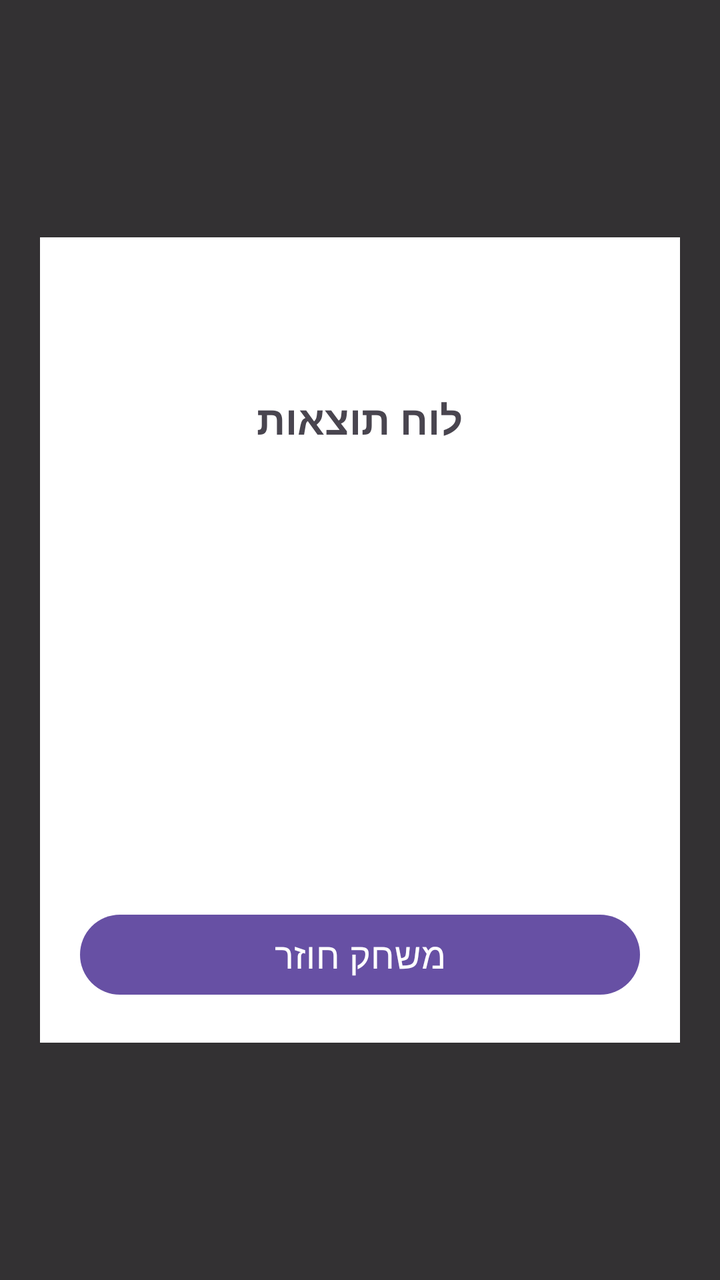
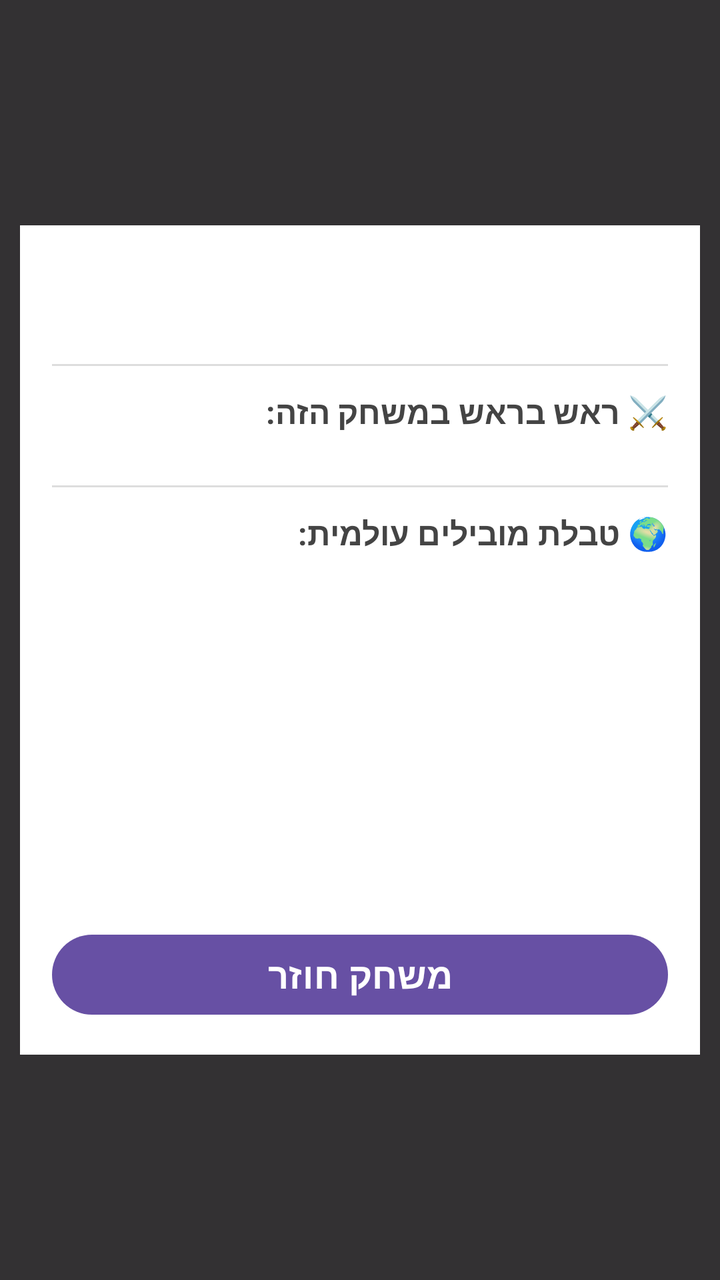

Two renders of the same Android screen: before a commit and after it. Below are the layout's source before the change and the commit's diff.
<!-- AndroidManifest.xml: application theme Theme.David_First_Android -->
<!-- res/layout/fragment_end_game.xml -->
<?xml version="1.0" encoding="utf-8"?>
<FrameLayout xmlns:android="http://schemas.android.com/apk/res/android"
    android:layout_width="match_parent"
    android:layout_height="match_parent"
    android:background="#CC000000">

    <LinearLayout
        android:layout_width="320dp"
        android:layout_height="wrap_content"
        android:layout_gravity="center"
        android:background="#FFFFFF"
        android:orientation="vertical"
        android:padding="20dp">

        <TextView
            android:id="@+id/TV_result"
            android:layout_width="wrap_content"
            android:layout_height="wrap_content"
            android:layout_gravity="center"
            android:textSize="28sp"
            android:textStyle="bold"
            android:textColor="#000000"
            android:layout_marginBottom="20dp" />

        <TextView
            android:layout_width="wrap_content"
            android:layout_height="wrap_content"
            android:layout_gravity="center"
            android:text="לוח תוצאות"
            android:textSize="20sp"
            android:textStyle="bold"
            android:layout_marginBottom="10dp" />

        <androidx.recyclerview.widget.RecyclerView
            android:id="@+id/RV_leaderboard"
            android:layout_width="match_parent"
            android:layout_height="200dp"
            android:layout_marginBottom="20dp" />

        <Button
            android:id="@+id/BTN_rematch"
            android:layout_width="match_parent"
            android:layout_height="wrap_content"
            android:text="משחק חוזר"
            android:textSize="18sp" />

    </LinearLayout>

</FrameLayout>
<!-- resources referenced by this layout -->
<resources>
  <style name="Theme.David_First_Android" parent="Base.Theme.David_First_Android" />
  <style name="Base.Theme.David_First_Android" parent="Theme.Material3.DayNight.NoActionBar">
          
          
      </style>
</resources>

<!-- the commit's change to res/layout/fragment_end_game.xml (unified diff, before → after) -->
@@ -4,46 +4,83 @@
     android:layout_height="match_parent"
     android:background="#CC000000">
 
-    <LinearLayout
-        android:layout_width="320dp"
+    <ScrollView
+        android:layout_width="340dp"
         android:layout_height="wrap_content"
         android:layout_gravity="center"
         android:background="#FFFFFF"
-        android:orientation="vertical"
-        android:padding="20dp">
+        android:padding="16dp">
 
-        <TextView
-            android:id="@+id/TV_result"
-            android:layout_width="wrap_content"
-            android:layout_height="wrap_content"
-            android:layout_gravity="center"
-            android:textSize="28sp"
-            android:textStyle="bold"
-            android:textColor="#000000"
-            android:layout_marginBottom="20dp" />
-
-        <TextView
-            android:layout_width="wrap_content"
-            android:layout_height="wrap_content"
-            android:layout_gravity="center"
-            android:text="לוח תוצאות"
-            android:textSize="20sp"
-            android:textStyle="bold"
-            android:layout_marginBottom="10dp" />
-
-        <androidx.recyclerview.widget.RecyclerView
-            android:id="@+id/RV_leaderboard"
-            android:layout_width="match_parent"
-            android:layout_height="200dp"
-            android:layout_marginBottom="20dp" />
-
-        <Button
-            android:id="@+id/BTN_rematch"
+        <LinearLayout
             android:layout_width="match_parent"
             android:layout_height="wrap_content"
-            android:text="משחק חוזר"
-            android:textSize="18sp" />
+            android:orientation="vertical">
 
-    </LinearLayout>
+            <TextView
+                android:id="@+id/TV_result"
+                android:layout_width="wrap_content"
+                android:layout_height="wrap_content"
+                android:layout_gravity="center"
+                android:textSize="28sp"
+                android:textStyle="bold"
+                android:textColor="#000000"
+                android:layout_marginBottom="16dp" />
+
+            <View
+                android:layout_width="match_parent"
+                android:layout_height="1dp"
+                android:background="#DDDDDD"
+                android:layout_marginBottom="12dp"/>
+
+            <TextView
+                android:id="@+id/TV_title_current_game"
+                android:layout_width="wrap_content"
+                android:layout_height="wrap_content"
+                android:layout_gravity="right"
+                android:text="⚔️ ראש בראש במשחק הזה:"
+                android:textSize="16sp"
+                android:textStyle="bold"
+                android:textColor="#444444"
+                android:layout_marginBottom="6dp" />
+
+            <androidx.recyclerview.widget.RecyclerView
+                android:id="@+id/RV_current_game"
+                android:layout_width="match_parent"
+                android:layout_height="wrap_content"
+                android:layout_marginBottom="20dp" />
+
+            <View
+                android:layout_width="match_parent"
+                android:layout_height="1dp"
+                android:background="#DDDDDD"
+                android:layout_marginBottom="12dp"/>
+
+            <TextView
+                android:id="@+id/TV_title_global"
+                android:layout_width="wrap_content"
+                android:layout_height="wrap_content"
+                android:layout_gravity="right"
+                android:text="🌍 טבלת מובילים עולמית:"
+                android:textSize="16sp"
+                android:textStyle="bold"
+                android:textColor="#444444"
+                android:layout_marginBottom="6dp" />
+
+            <androidx.recyclerview.widget.RecyclerView
+                android:id="@+id/RV_global_leaderboard"
+                android:layout_width="match_parent"
+                android:layout_height="160dp"
+                android:layout_marginBottom="20dp" />
+
+            <Button
+                android:id="@+id/BTN_rematch"
+                android:layout_width="match_parent"
+                android:layout_height="wrap_content"
+                android:text="משחק חוזר"
+                android:textSize="18sp"
+                android:textStyle="bold" />
+
+        </LinearLayout>
+    </ScrollView>
 
 </FrameLayout>
